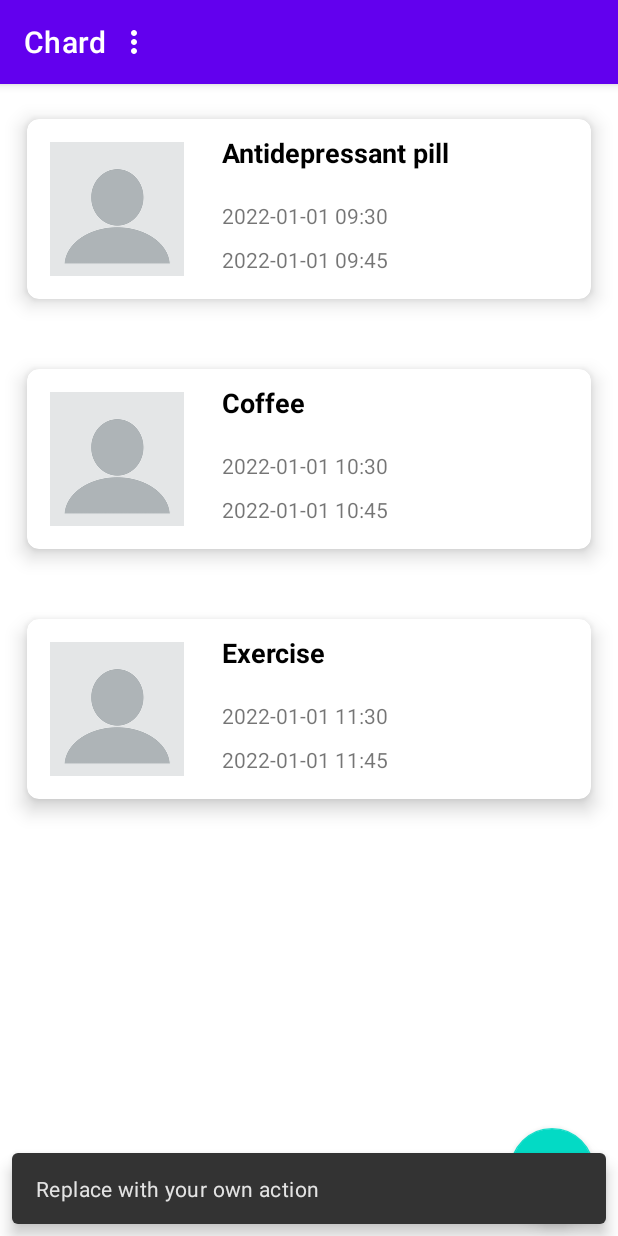
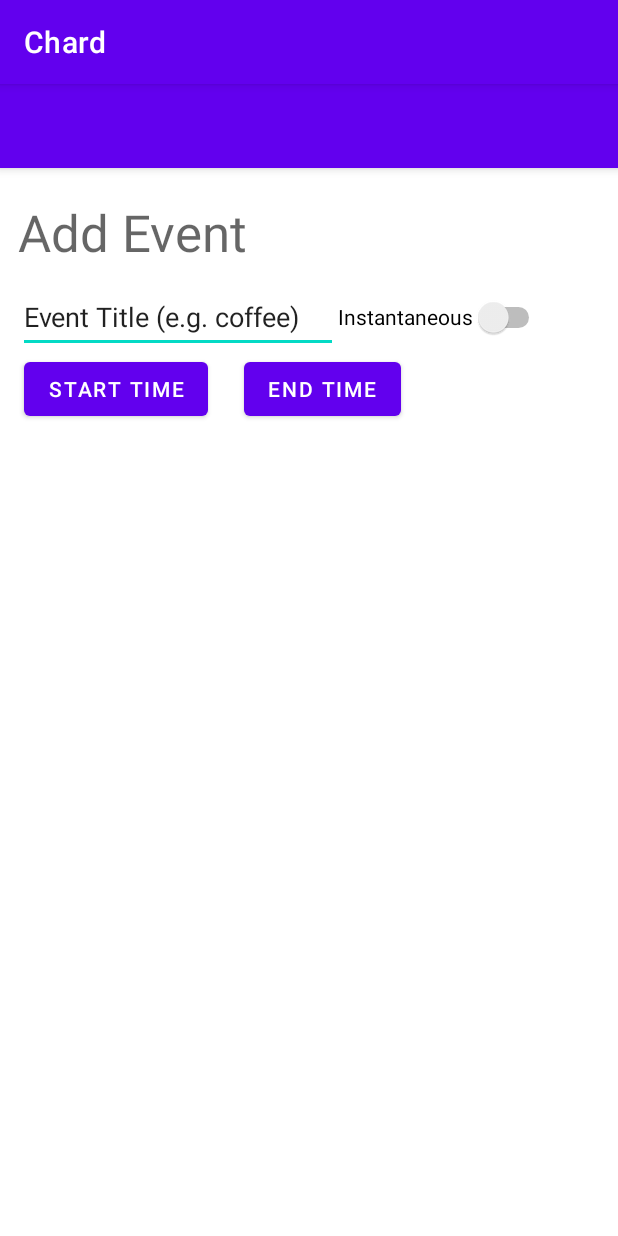
Before and after one commit to alicebarbe/Connected-Human-Analytics-Remote-Device, an Android app: the screen it shows after launch (MainActivity before the commit, AddEvent after it), after a tap on an icon or button, on a phone screen of 412 x 824 dp. Run offline under Robolectric (Android 15) with nearby library versions, the phone set to English and light mode, and no system bars.

Commit message:
add new event adding screen

```diff
--- a/Chard/app/src/main/AndroidManifest.xml
+++ b/Chard/app/src/main/AndroidManifest.xml
@@ -9,6 +9,9 @@
         android:roundIcon="@mipmap/ic_launcher_round"
         android:supportsRtl="true"
         android:theme="@style/Theme.Chard">
+        <activity
+            android:name=".AddEvent"
+            android:exported="false" />
         <activity
             android:name=".MainActivity"
             android:label="@string/app_name"
--- /dev/null
+++ b/Chard/app/src/main/java/com/example/chard/AddEvent.java
@@ -0,0 +1,76 @@
+package com.example.chard;
+
+import androidx.appcompat.app.AppCompatActivity;
+
+import android.app.TimePickerDialog;
+import android.os.Bundle;
+import android.view.View;
+import android.widget.Button;
+import android.widget.CompoundButton;
+import android.widget.Switch;
+import android.widget.TimePicker;
+
+import java.util.Locale;
+
+public class AddEvent extends AppCompatActivity {
+
+    Button startTimeButton;
+    int startHour, startMin;
+    Button endTimeButton;
+    int endHour, endMin;
+    Switch instantaneousSwitch;
+
+    @Override
+    protected void onCreate(Bundle savedInstanceState) {
+        super.onCreate(savedInstanceState);
+        setContentView(R.layout.activity_add_event);
+        startTimeButton = findViewById(R.id.buttonStartTime);
+        endTimeButton = findViewById(R.id.buttonEndTime);
+        instantaneousSwitch = findViewById(R.id.switchInstantaneous);
+        instantaneousSwitch.setChecked(false);
+
+        endTimeButton.setVisibility(View.VISIBLE);
+        instantaneousSwitch.setOnCheckedChangeListener(new CompoundButton.OnCheckedChangeListener() {
+            public void onCheckedChanged(CompoundButton buttonView, boolean isChecked) {
+                // remove end time button if instantaneous switch is checked
+                if (isChecked) {
+                    endTimeButton.setVisibility(View.GONE);
+                } else {
+                    endTimeButton.setVisibility(View.VISIBLE);
+                }
+            }
+        });
+    }
+
+    public void popStartTimePicker(View view) {
+        TimePickerDialog.OnTimeSetListener onTimeSetListener = new TimePickerDialog.OnTimeSetListener() {
+            @Override
+            public void onTimeSet(TimePicker timePicker, int selectedHour, int selectedMinute) {
+                startHour = selectedHour;
+                startMin = selectedMinute;
+                startTimeButton.setText(String.format(Locale.getDefault(), "%02d:%02d", startHour, startMin));
+            }
+        };
+
+        TimePickerDialog timePickerDialog = new TimePickerDialog(this, onTimeSetListener, startHour, startMin, true);
+        timePickerDialog.setTitle("Start Time");
+        timePickerDialog.show();
+    }
+
+    public void popEndTimePicker(View view) {
+        TimePickerDialog.OnTimeSetListener onTimeSetListener = new TimePickerDialog.OnTimeSetListener() {
+            @Override
+            public void onTimeSet(TimePicker timePicker, int selectedHour, int selectedMinute) {
+                endHour = selectedHour;
+                endHour = selectedMinute;
+                endTimeButton.setText(String.format(Locale.getDefault(), "%02d:%02d", endHour, endMin));
+
+            }
+        };
+
+        TimePickerDialog timePickerDialog = new TimePickerDialog(this, onTimeSetListener, endHour, endMin, true);
+        timePickerDialog.setTitle("End Time");
+        timePickerDialog.show();
+    }
+
+}
--- a/Chard/app/src/main/java/com/example/chard/MainActivity.java
+++ b/Chard/app/src/main/java/com/example/chard/MainActivity.java
@@ -1,5 +1,6 @@
 package com.example.chard;
 
+import android.content.Intent;
 import android.media.metrics.Event;
 import android.os.Bundle;
 
@@ -9,6 +10,7 @@ import com.google.android.material.snackbar.Snackbar;
 import androidx.appcompat.app.AppCompatActivity;
 import androidx.appcompat.widget.Toolbar;
 
+import android.util.Log;
 import android.view.View;
 
 import android.view.Menu;
@@ -58,15 +60,26 @@ public class MainActivity extends AppCompatActivity {
         eventRV.setAdapter(courseAdapter);
 
         FloatingActionButton fab = findViewById(R.id.fab);
-        fab.setOnClickListener(new View.OnClickListener() {
+        /*fab.setOnClickListener(new View.OnClickListener() {
             @Override
             public void onClick(View view) {
                 Snackbar.make(view, "Replace with your own action", Snackbar.LENGTH_LONG)
                         .setAction("Action", null).show();
             }
+        });*/
+        fab.setOnClickListener(new View.OnClickListener() {
+            @Override
+            public void onClick(View v) {
+                openNewActivity();
+            }
         });
     }
 
+    public void openNewActivity(){
+        Intent intent = new Intent(this, AddEvent.class);
+        Log.i("hi", "hi");
+        startActivity(intent);
+    }
 
     @Override
     public boolean onCreateOptionsMenu(Menu menu) {
--- /dev/null
+++ b/Chard/app/src/main/res/layout/activity_add_event.xml
@@ -0,0 +1,79 @@
+<?xml version="1.0" encoding="utf-8"?>
+<androidx.constraintlayout.widget.ConstraintLayout xmlns:android="http://schemas.android.com/apk/res/android"
+    xmlns:app="http://schemas.android.com/apk/res-auto"
+    xmlns:tools="http://schemas.android.com/tools"
+    android:layout_width="match_parent"
+    android:layout_height="match_parent"
+    android:id="@+id/relativeLayout">
+
+    <com.google.android.material.appbar.AppBarLayout
+        android:id="@+id/appBarLayout"
+        android:layout_width="0dp"
+        android:layout_height="wrap_content"
+        android:theme="@style/Theme.Chard.AppBarOverlay"
+        app:layout_constraintEnd_toEndOf="parent"
+        app:layout_constraintStart_toStartOf="parent"
+        app:layout_constraintTop_toTopOf="parent">
+
+        <androidx.appcompat.widget.Toolbar
+            android:id="@+id/toolbar"
+            android:layout_width="wrap_content"
+            android:layout_height="wrap_content"
+            android:background="?attr/colorPrimary"
+            app:popupTheme="@style/Theme.Chard.PopupOverlay" />
+
+    </com.google.android.material.appbar.AppBarLayout>
+
+    <TextView
+        android:id="@+id/textView"
+        android:layout_width="wrap_content"
+        android:layout_height="wrap_content"
+        android:layout_marginStart="12dp"
+        android:layout_marginTop="76dp"
+        android:text="Add Event"
+        android:textAppearance="@style/TextAppearance.AppCompat.Display1"
+        app:layout_constraintStart_toStartOf="parent"
+        app:layout_constraintTop_toTopOf="parent" />
+
+    <EditText
+        android:id="@+id/editTextTextPersonName"
+        android:layout_width="wrap_content"
+        android:layout_height="wrap_content"
+        android:layout_marginTop="10dp"
+        android:ems="10"
+        android:inputType="textPersonName"
+        android:minHeight="48dp"
+        android:text="Event Title (e.g. coffee)"
+        app:layout_constraintStart_toStartOf="@+id/textView"
+        app:layout_constraintTop_toBottomOf="@+id/textView" />
+
+    <Switch
+        android:id="@+id/switchInstantaneous"
+        android:layout_width="wrap_content"
+        android:layout_height="wrap_content"
+        android:minHeight="48dp"
+        android:text="Instantaneous"
+        app:layout_constraintStart_toEndOf="@+id/editTextTextPersonName"
+        app:layout_constraintTop_toTopOf="@+id/editTextTextPersonName" />
+
+    <Button
+        android:id="@+id/buttonStartTime"
+        android:onClick="popStartTimePicker"
+        android:layout_width="wrap_content"
+        android:layout_height="wrap_content"
+        android:layout_marginStart="16dp"
+        android:text="Start Time"
+        app:layout_constraintStart_toStartOf="parent"
+        app:layout_constraintTop_toBottomOf="@+id/editTextTextPersonName" />
+
+    <Button
+        android:id="@+id/buttonEndTime"
+        android:onClick="popEndTimePicker"
+        android:layout_width="wrap_content"
+        android:layout_height="wrap_content"
+        android:layout_marginStart="24dp"
+        android:text="End Time"
+        app:layout_constraintStart_toEndOf="@+id/buttonStartTime"
+        app:layout_constraintTop_toTopOf="@+id/buttonStartTime" />
+
+</androidx.constraintlayout.widget.ConstraintLayout>
```
